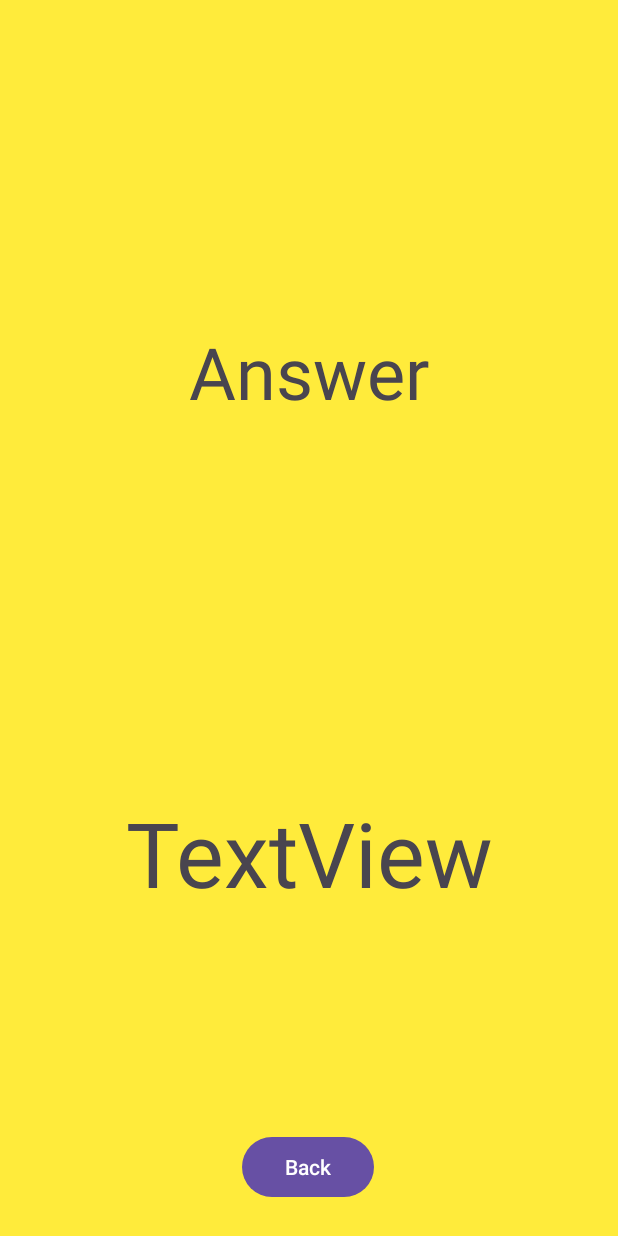
After one commit to IvCodes/KotlinCalculator, an Android app: the layout answer_page.xml on its own in the app's theme, with its tools: preview values and no code run, on a phone screen of 412 x 824 dp. The commit adds this screen. Run offline under Robolectric (Android 15) with nearby library versions, the phone set to English and light mode, and no system bars.

Commit message:
Added a Answer interface

```diff
--- a/app/build.gradle
+++ b/app/build.gradle
@@ -38,6 +38,7 @@ dependencies {
     implementation 'androidx.appcompat:appcompat:1.6.1'
     implementation 'com.google.android.material:material:1.5.0'
     implementation 'androidx.constraintlayout:constraintlayout:2.1.4'
+    implementation 'androidx.core:core-ktx:+'
     testImplementation 'junit:junit:4.13.2'
     androidTestImplementation 'androidx.test.ext:junit:1.1.5'
     androidTestImplementation 'androidx.test.espresso:espresso-core:3.5.1'
--- /dev/null
+++ b/app/src/main/res/layout/answer_page.xml
@@ -0,0 +1,45 @@
+<?xml version="1.0" encoding="utf-8"?>
+<androidx.constraintlayout.widget.ConstraintLayout xmlns:android="http://schemas.android.com/apk/res/android"
+    xmlns:app="http://schemas.android.com/apk/res-auto"
+    xmlns:tools="http://schemas.android.com/tools"
+    android:layout_width="match_parent"
+    android:layout_height="match_parent"
+    android:background="#FFEB3B">
+
+    <TextView
+        android:id="@+id/tvAnswer"
+        android:layout_width="wrap_content"
+        android:layout_height="wrap_content"
+        android:layout_marginBottom="32dp"
+        android:text="@string/answer"
+        android:textSize="48sp"
+        app:layout_constraintBottom_toTopOf="@+id/textView4"
+        app:layout_constraintEnd_toEndOf="parent"
+        app:layout_constraintStart_toStartOf="parent"
+        app:layout_constraintTop_toTopOf="parent"
+        app:layout_constraintVertical_bias="0.5" />
+
+    <TextView
+        android:id="@+id/textView4"
+        android:layout_width="wrap_content"
+        android:layout_height="wrap_content"
+        android:text="TextView"
+        android:textSize="60sp"
+        app:layout_constraintBottom_toBottomOf="parent"
+        app:layout_constraintEnd_toEndOf="parent"
+        app:layout_constraintStart_toStartOf="parent"
+        app:layout_constraintTop_toBottomOf="@+id/tvAnswer"
+        app:layout_constraintVertical_bias="0.374" />
+
+    <Button
+        android:id="@+id/button"
+        android:layout_width="wrap_content"
+        android:layout_height="wrap_content"
+        android:text="@string/btn_back"
+        app:layout_constraintBottom_toBottomOf="parent"
+        app:layout_constraintEnd_toEndOf="parent"
+        app:layout_constraintHorizontal_bias="0.498"
+        app:layout_constraintStart_toStartOf="parent"
+        app:layout_constraintTop_toBottomOf="@+id/textView4"
+        app:layout_constraintVertical_bias="0.87" />
+</androidx.constraintlayout.widget.ConstraintLayout>
--- a/app/src/main/res/values/colors.xml
+++ b/app/src/main/res/values/colors.xml
@@ -7,4 +7,7 @@
     <color name="btnMultiply">#575151</color>
     <color name="btnDivide">#feb062</color>
     <color name="background">#fafaf6</color>
+    <color name="second_background">#28c7fa</color>
+    <color name="answer_text">#002651</color>
+    <color name="back_button">#ff304f</color>
 </resources>
--- a/app/src/main/res/values/strings.xml
+++ b/app/src/main/res/values/strings.xml
@@ -8,5 +8,9 @@
     <string name="btn_Minus">-</string>
     <string name="btn_Multiply">x</string>
     <string name="btn_Divide">/</string>
+    <string name="answer">Answer</string>
+    <string name="btn_back">Back</string>
+    <string name="tvAnswer">Answer</string>
+
 
 </resources>
--- a/build.gradle
+++ b/build.gradle
@@ -2,5 +2,5 @@
 plugins {
     id 'com.android.application' version '8.0.2' apply false
     id 'com.android.library' version '8.0.2' apply false
-    id 'org.jetbrains.kotlin.android' version '1.8.20' apply false
+    id 'org.jetbrains.kotlin.android' version '1.9.20' apply false
 }
```
Also changed, not shown: app/src/main/java/com/example/tutet/DisplayActivity.kt (added, +32 -0 lines), app/src/main/java/com/example/tutet/MainActivity.kt (+8 -2 lines).
